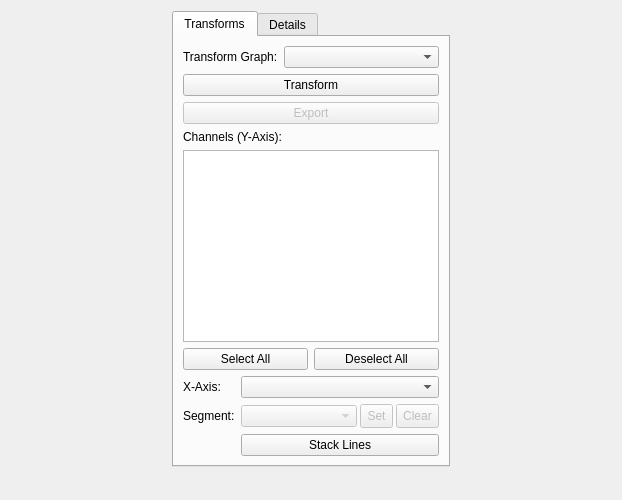
DynamicGravitySystems/DGP, file dgp/gui/ui/transform_tab_widget.ui: the form before one commit.
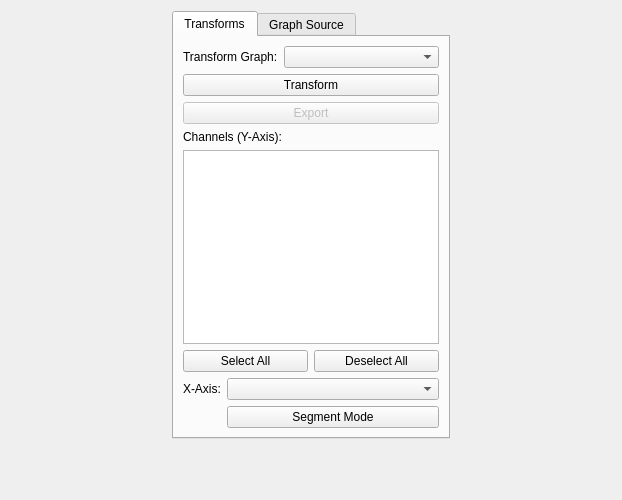
The form after the commit.

The edit to the form file:
```diff
--- a/dgp/gui/ui/transform_tab_widget.ui
+++ b/dgp/gui/ui/transform_tab_widget.ui
@@ -120,69 +120,13 @@
          <item row="0" column="1">
           <widget class="QComboBox" name="qcb_plot_index"/>
          </item>
-         <item row="1" column="0">
-          <widget class="QLabel" name="ql_segments">
-           <property name="text">
-            <string>Segment:</string>
-           </property>
-          </widget>
-         </item>
          <item row="1" column="1">
-          <layout class="QHBoxLayout" name="horizontalLayout_3">
-           <property name="spacing">
-            <number>3</number>
+          <widget class="QPushButton" name="qpb_toggle_mode">
+           <property name="toolTip">
+            <string>Toggle segment mode to plot by data-segments</string>
            </property>
-           <item>
-            <widget class="QComboBox" name="qcb_mask">
-             <property name="enabled">
-              <bool>false</bool>
-             </property>
-             <property name="sizePolicy">
-              <sizepolicy hsizetype="MinimumExpanding" vsizetype="Fixed">
-               <horstretch>0</horstretch>
-               <verstretch>0</verstretch>
-              </sizepolicy>
-             </property>
-            </widget>
-           </item>
-           <item>
-            <widget class="QToolButton" name="qtb_set_mask">
-             <property name="enabled">
-              <bool>false</bool>
-             </property>
-             <property name="sizePolicy">
-              <sizepolicy hsizetype="Maximum" vsizetype="MinimumExpanding">
-               <horstretch>0</horstretch>
-               <verstretch>0</verstretch>
-              </sizepolicy>
-             </property>
-             <property name="text">
-              <string>Set</string>
-             </property>
-            </widget>
-           </item>
-           <item>
-            <widget class="QToolButton" name="qtb_clear_mask">
-             <property name="enabled">
-              <bool>false</bool>
-             </property>
-             <property name="sizePolicy">
-              <sizepolicy hsizetype="Maximum" vsizetype="MinimumExpanding">
-               <horstretch>0</horstretch>
-               <verstretch>0</verstretch>
-              </sizepolicy>
-             </property>
-             <property name="text">
-              <string>Clear</string>
-             </property>
-            </widget>
-           </item>
-          </layout>
-         </item>
-         <item row="2" column="1">
-          <widget class="QPushButton" name="qpb_stack_lines">
            <property name="text">
-            <string>Stack Lines</string>
+            <string>Segment Mode</string>
            </property>
            <property name="checkable">
             <bool>true</bool>
@@ -195,7 +139,7 @@
      </widget>
      <widget class="QWidget" name="ChannelsTab">
       <attribute name="title">
-       <string>Details</string>
+       <string>Graph Source</string>
       </attribute>
       <layout class="QVBoxLayout" name="verticalLayout"/>
      </widget>
```
Left out of the diff: 15 changed lines with no effect on the pictures.
